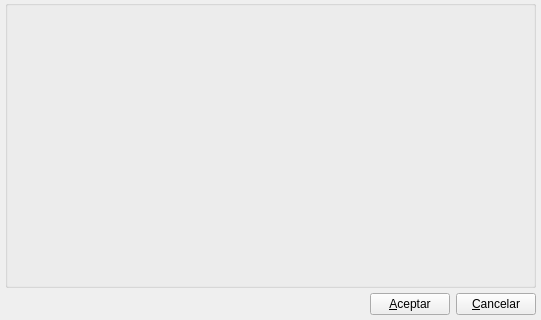
Qt form bulmages/bulmacont/src/contabilidad/aplinteligentesbase.ui (eboladev/Bulmages-1) before a commit; both pictures show x 0 to 541 and y 141 to 461 of the 541 by 461 pixel window.
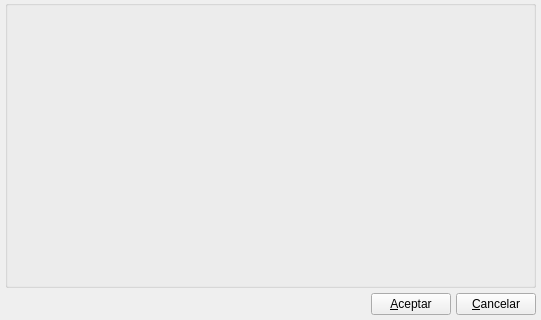
The same form after that commit. Icons and pictures are not drawn. Custom widgets are drawn as their Qt base class.

```diff
--- a/bulmages/bulmacont/src/contabilidad/aplinteligentesbase.ui
+++ b/bulmages/bulmacont/src/contabilidad/aplinteligentesbase.ui
@@ -234,7 +234,7 @@
       <number>0</number>
      </property>
      <property name="spacing" >
-      <number>6</number>
+      <number>5</number>
      </property>
      <item>
       <spacer>
```
Left out of the diff: 10 changed lines with no effect on the pictures.
